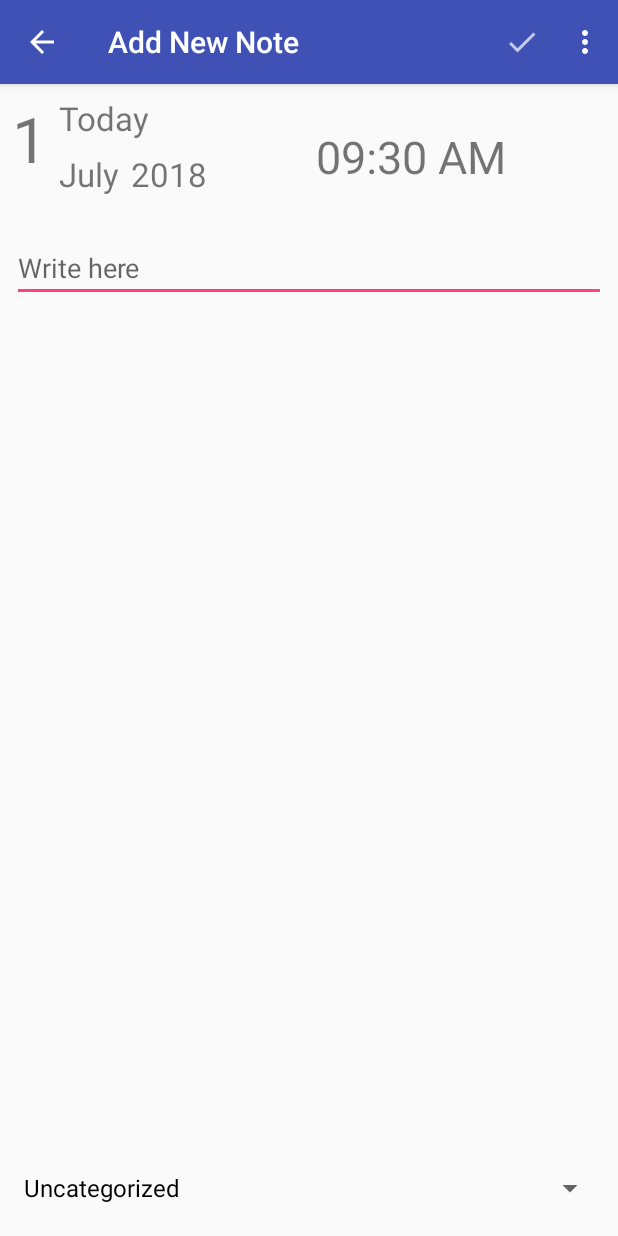
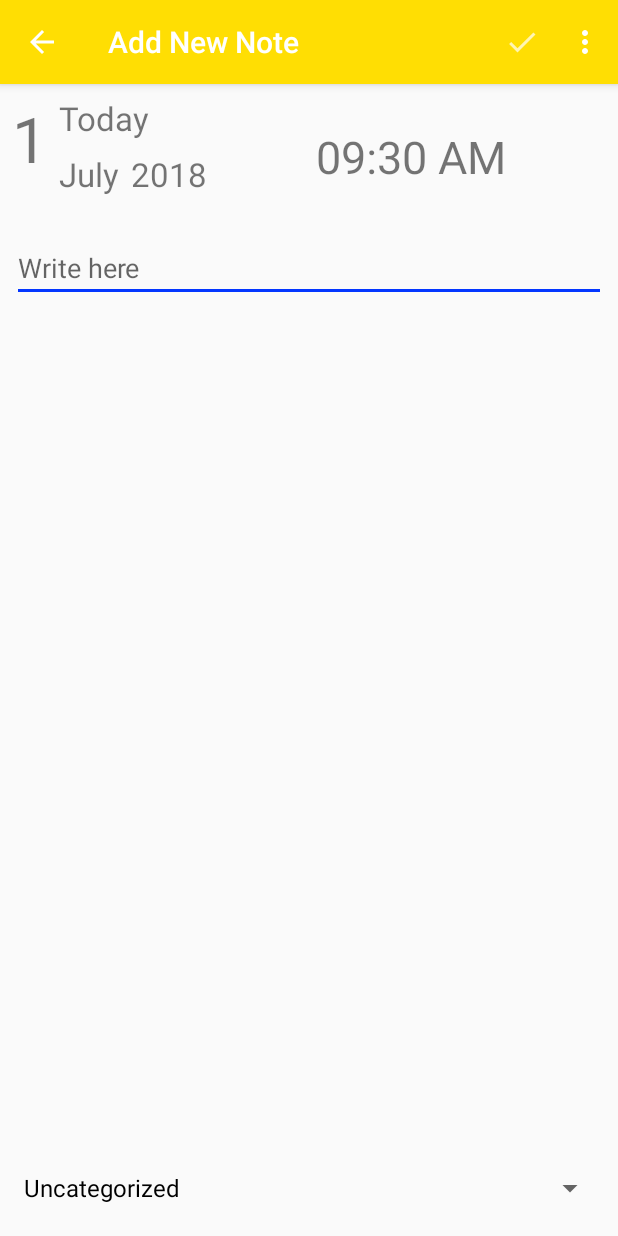
Before and after one commit to Harjacober/JournalApp, an Android app: the screen it shows after launch once a user with an empty profile is signed in (AddNewNote), after a tap on an icon or button, on a phone screen of 412 x 824 dp. Run offline under Robolectric (Android 15) with nearby library versions, the phone set to English and light mode, and no system bars; our stand-ins replace Firebase (no records; nobody signed in at launch, a user with empty details on screens opened directly); libraries missing offline, so code that uses them is left out: com.firebase.ui.

Commit message:
initial commit

```diff
--- a/app/src/main/java/com/example/welcome/journalapp/MainActivity.java
+++ b/app/src/main/java/com/example/welcome/journalapp/MainActivity.java
@@ -50,6 +50,8 @@ public class MainActivity extends AppCompatActivity implements
         super.onCreate(savedInstanceState);
         setContentView(R.layout.activity_main);
 
+        setTitle(Html.fromHtml("<font color=#000000>JournalApp</font>."));
+        requestAllPermission();
         getSupportActionBar().setElevation(0);
         PagerTabStrip mPagerTabStrip= findViewById(R.id.pager_tab_strip);
         mPagerTabStrip.setTabIndicatorColor(Color.parseColor("#ffffff"));
@@ -71,7 +73,7 @@ public class MainActivity extends AppCompatActivity implements
         spinner.getViewTreeObserver().addOnGlobalLayoutListener(new ViewTreeObserver.OnGlobalLayoutListener() {
             @Override
             public void onGlobalLayout() {
-                ((TextView) spinner.getSelectedView()).setTextColor(Color.WHITE);
+                ((TextView) spinner.getSelectedView()).setTextColor(Color.BLACK);
             }
         });
         spinner.setOnItemSelectedListener(this);
@@ -152,8 +154,8 @@ public class MainActivity extends AppCompatActivity implements
         @Override
         public CharSequence getPageTitle(int position) {
             switch (position){
-                case 0: return Html.fromHtml("<font color=#ffffff>HOME</font>.");
-                case 1: return Html.fromHtml("<font color=#ffffff>CALENDAR VIEW</font>.");
+                case 0: return Html.fromHtml("<font color=#000000>HOME</font>.");
+                case 1: return Html.fromHtml("<font color=#000000>CALENDAR VIEW</font>.");
                 default:return null;
             }
         }
--- a/app/src/main/java/com/example/welcome/journalapp/authentication/SignInActivity.java
+++ b/app/src/main/java/com/example/welcome/journalapp/authentication/SignInActivity.java
@@ -20,6 +20,7 @@ import java.util.List;
 public class SignInActivity extends Activity {
     private FirebaseAuth mAuth;
     private static final int RC_SIGN_IN = 200;
+    private RelativeLayout rel;
 
     @Override
     protected void onCreate(Bundle savedInstanceState) {
@@ -27,7 +28,8 @@ public class SignInActivity extends Activity {
         setContentView(R.layout.activity_sign_in);
         mAuth = FirebaseAuth.getInstance();
         Button retry = findViewById(R.id.retry);
-        RelativeLayout rel = findViewById(R.id.relative_layo);
+        rel = findViewById(R.id.relative_layout);
+        rel.setVisibility(View.INVISIBLE);
 
         if (isUSerLoggedIn()){
             launchCorrespondingActivity();
@@ -36,7 +38,7 @@ public class SignInActivity extends Activity {
             if (NetworkUtils.isConnected(this)) {
                 launchFirebaseUi();
             }else{
-                setContentView(R.layout.activity_sign_in);
+                rel.setVisibility(View.VISIBLE);
             }
         }
         retry.setOnClickListener(new View.OnClickListener() {
@@ -59,7 +61,8 @@ public class SignInActivity extends Activity {
             }
             if (resultCode == RESULT_CANCELED){
                 Toast.makeText(this, "login failed", Toast.LENGTH_SHORT).show();
-                launchFirebaseUi();
+                rel.setVisibility(View.VISIBLE);
+//                launchFirebaseUi();
             }
         }else{
             Toast.makeText(this, "unknown error", Toast.LENGTH_SHORT).show();
--- a/app/src/main/java/com/example/welcome/journalapp/fragments/JournalCalendarView.java
+++ b/app/src/main/java/com/example/welcome/journalapp/fragments/JournalCalendarView.java
@@ -11,6 +11,7 @@ import android.support.v4.app.LoaderManager;
 import android.support.v4.content.CursorLoader;
 import android.support.v4.content.Loader;
 import android.view.LayoutInflater;
+import android.view.MotionEvent;
 import android.view.View;
 import android.view.ViewGroup;
 import android.widget.AdapterView;
@@ -45,6 +46,7 @@ public class JournalCalendarView extends Fragment implements LoaderManager.Loade
     @Override
     public void onCreate(Bundle savedInstanceState) {
         super.onCreate(savedInstanceState);
+        mUtcDateWithOutTime = null;
     }
 
     @Override
@@ -65,6 +67,7 @@ public class JournalCalendarView extends Fragment implements LoaderManager.Loade
         mListView.setAdapter(mAdapter);
         mListView.setEmptyView(view.findViewById(R.id.empty_view));
         setListViewListener();
+        listViewOnTouchListener();
         calendarView = view.findViewById(R.id.calendarView);
         getLoaderManager().initLoader(PRODUCT_LOADER,null,this);
         setCalendarViewListener();
@@ -157,4 +160,16 @@ public class JournalCalendarView extends Fragment implements LoaderManager.Loade
             }
         });
     }
+    public void listViewOnTouchListener(){
+        mListView.setOnTouchListener(new View.OnTouchListener() {
+            // Setting on Touch Listener for handling the touch inside ScrollView
+            @Override
+            public boolean onTouch(View v, MotionEvent event) {
+                // Disallow the touch request for parent scroll on touch of child view
+                v.getParent().requestDisallowInterceptTouchEvent(true);
+                return false;
+            }
+
+        });
+    }
 }
--- /dev/null
+++ b/app/src/main/res/drawable/window_background.xml
@@ -0,0 +1,6 @@
+<?xml version="1.0" encoding="utf-8"?>
+<shape xmlns:android="http://schemas.android.com/apk/res/android"
+    android:shape="rectangle"
+    android:tint="@color/colorPrimaryDark">
+
+</shape>
--- a/app/src/main/res/values/colors.xml
+++ b/app/src/main/res/values/colors.xml
@@ -1,6 +1,6 @@
 <?xml version="1.0" encoding="utf-8"?>
 <resources>
-    <color name="colorPrimary">#3F51B5</color>
-    <color name="colorPrimaryDark">#303F9F</color>
-    <color name="colorAccent">#FF4081</color>
+    <color name="colorPrimary">#FFDE03</color>
+    <color name="colorPrimaryDark">#FFDE03</color>
+    <color name="colorAccent">#0336FF</color>
 </resources>
```
Also changed, not shown: app/src/main/java/com/example/welcome/journalapp/utils/JournalTimeUtils.java (+5 -2 lines), app/src/main/res/values/styles.xml (+16 -0 lines), 1 other file.
